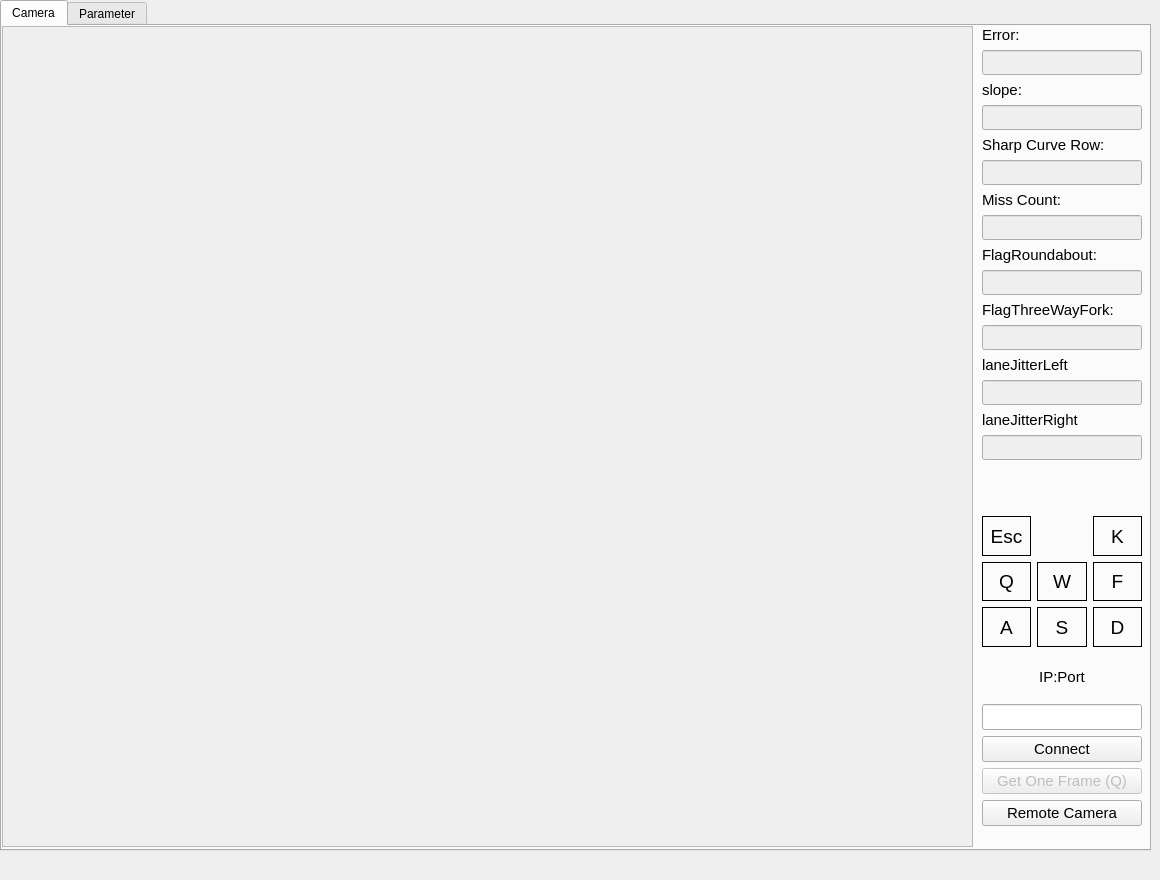
This is main_ui.ui in DarkerWhite/smart-car-viewer as Qt 5 draws it before an edit. The edited form follows.
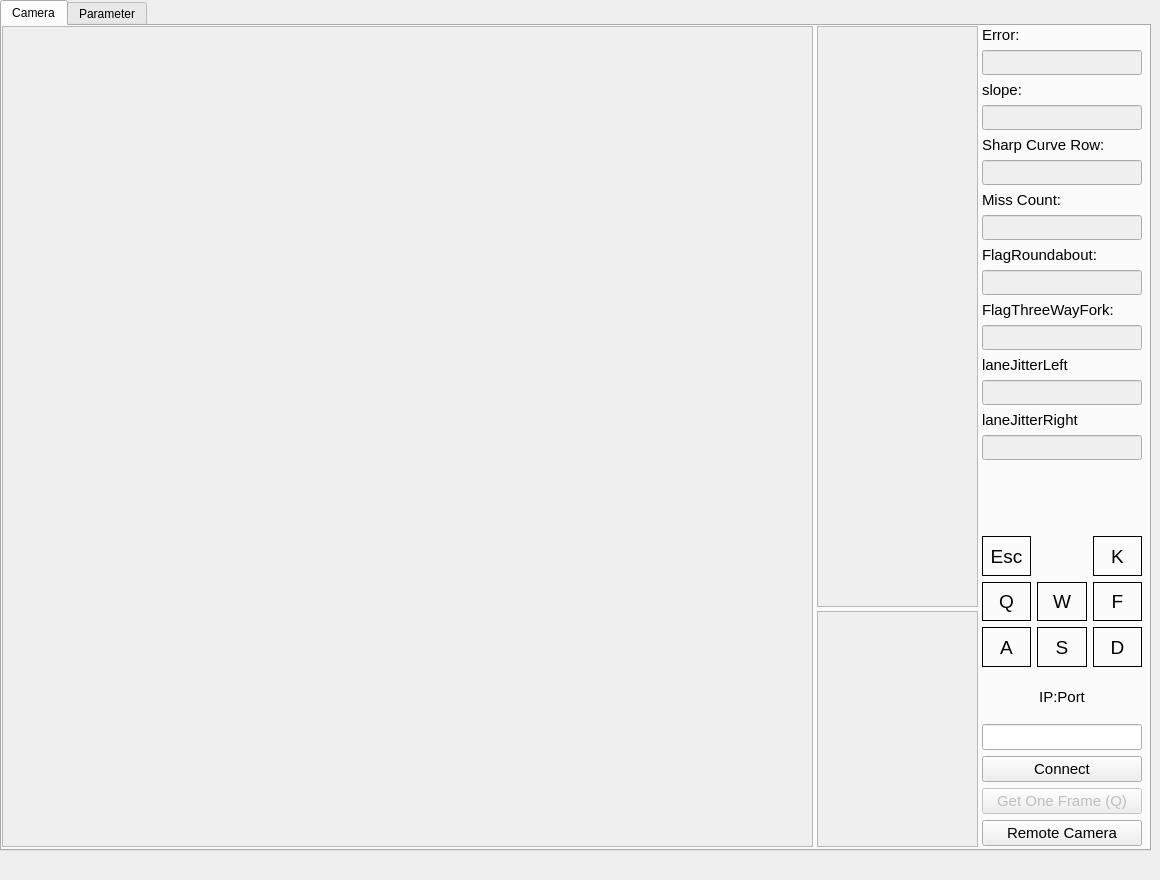
This is the edited form.

The edit to the form file:
```diff
--- a/main_ui.ui
+++ b/main_ui.ui
@@ -256,7 +256,7 @@
       <property name="geometry">
        <rect>
         <x>980</x>
-        <y>630</y>
+        <y>650</y>
         <width>160</width>
         <height>170</height>
        </rect>
@@ -344,7 +344,7 @@
        <rect>
         <x>0</x>
         <y>0</y>
-        <width>971</width>
+        <width>811</width>
         <height>821</height>
        </rect>
       </property>
@@ -358,14 +358,14 @@
 &lt;html&gt;&lt;head&gt;&lt;meta name=&quot;qrichtext&quot; content=&quot;1&quot; /&gt;&lt;style type=&quot;text/css&quot;&gt;
 p, li { white-space: pre-wrap; }
 &lt;/style&gt;&lt;/head&gt;&lt;body style=&quot; font-family:'MS Shell Dlg 2'; font-size:9pt; font-weight:400; font-style:normal;&quot;&gt;
-&lt;p style=&quot;-qt-paragraph-type:empty; margin-top:0px; margin-bottom:0px; margin-left:0px; margin-right:0px; -qt-block-indent:0; text-indent:0px; font-family:'MS Shell Dlg 2'; font-size:11pt;&quot;&gt;&lt;br /&gt;&lt;/p&gt;&lt;/body&gt;&lt;/html&gt;</string>
+&lt;p style=&quot;-qt-paragraph-type:empty; margin-top:0px; margin-bottom:0px; margin-left:0px; margin-right:0px; -qt-block-indent:0; text-indent:0px; font-family:'MS Shell Dlg 2';&quot;&gt;&lt;br /&gt;&lt;/p&gt;&lt;/body&gt;&lt;/html&gt;</string>
       </property>
      </widget>
      <widget class="QWidget" name="gridLayoutWidget">
       <property name="geometry">
        <rect>
         <x>980</x>
-        <y>490</y>
+        <y>510</y>
         <width>160</width>
         <height>131</height>
        </rect>
@@ -547,6 +547,32 @@
        </item>
       </layout>
      </widget>
+     <widget class="QTextEdit" name="edit_log_control">
+      <property name="enabled">
+       <bool>false</bool>
+      </property>
+      <property name="geometry">
+       <rect>
+        <x>815</x>
+        <y>0</y>
+        <width>161</width>
+        <height>581</height>
+       </rect>
+      </property>
+     </widget>
+     <widget class="QTextEdit" name="edit_log_state">
+      <property name="enabled">
+       <bool>false</bool>
+      </property>
+      <property name="geometry">
+       <rect>
+        <x>815</x>
+        <y>585</y>
+        <width>161</width>
+        <height>236</height>
+       </rect>
+      </property>
+     </widget>
     </widget>
     <widget class="QWidget" name="tab_paramerter">
      <attribute name="title">
```
Left out of the diff: 15 changed lines with no effect on the pictures.
